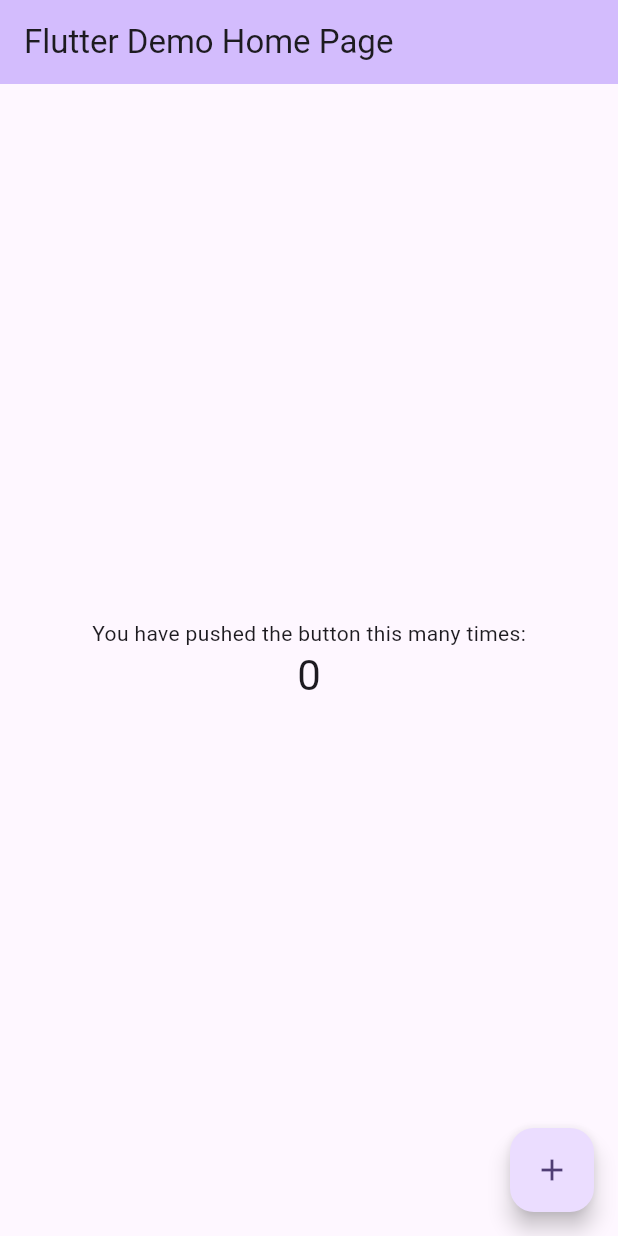
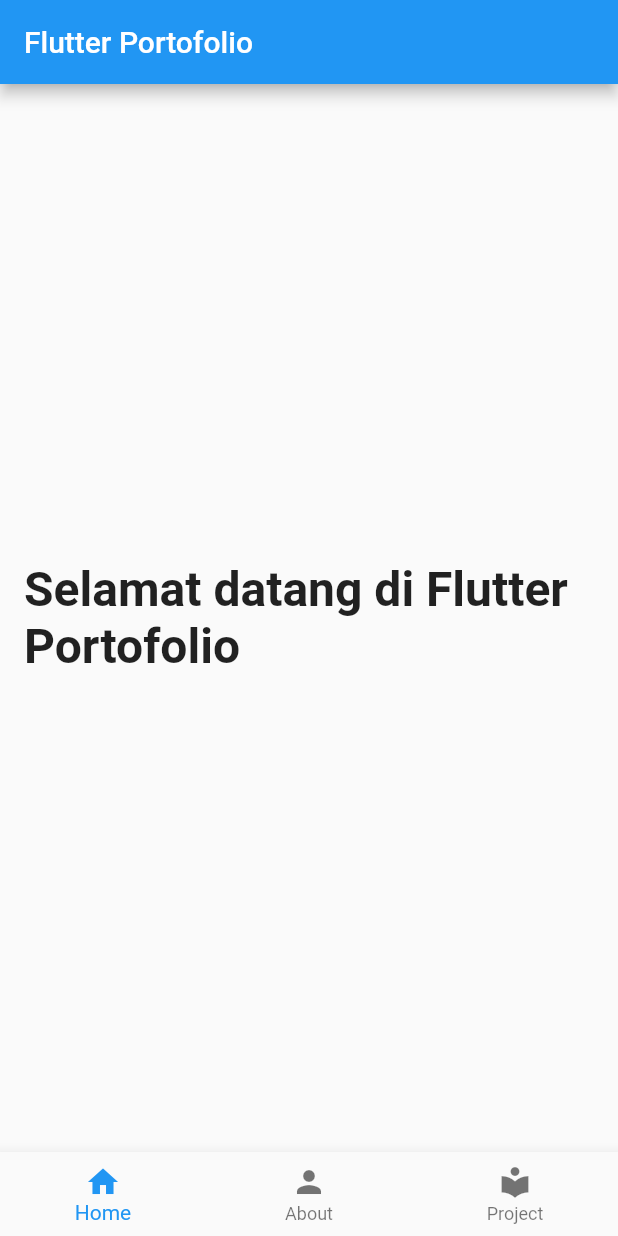
Before and after one commit to JohanJianta/flutter_portofolio, a Flutter app: the screen it shows after launch, on a phone screen of 412 x 824 dp. Run offline on Flutter 3.47's test engine with Material 2 defaults, Android fonts, the phone set to English and light mode, and no system bars.

Commit message:
tambah navbar & screen section

```diff
--- a/lib/main.dart
+++ b/lib/main.dart
@@ -1,4 +1,5 @@
 import 'package:flutter/material.dart';
+import 'package:flutter_portofolio/screens/main_screen.dart';
 
 void main() {
   runApp(const MyApp());
@@ -7,119 +8,15 @@ void main() {
 class MyApp extends StatelessWidget {
   const MyApp({super.key});
 
-  // This widget is the root of your application.
   @override
   Widget build(BuildContext context) {
     return MaterialApp(
-      title: 'Flutter Demo',
+      debugShowCheckedModeBanner: false, // hapus banner 'debug'
+      title: "Flutter Portofolio",
       theme: ThemeData(
-        // This is the theme of your application.
-        //
-        // TRY THIS: Try running your application with "flutter run". You'll see
-        // the application has a blue toolbar. Then, without quitting the app,
-        // try changing the seedColor in the colorScheme below to Colors.green
-        // and then invoke "hot reload" (save your changes or press the "hot
-        // reload" button in a Flutter-supported IDE, or press "r" if you used
-        // the command line to start the app).
-        //
-        // Notice that the counter didn't reset back to zero; the application
-        // state is not lost during the reload. To reset the state, use hot
-        // restart instead.
-        //
-        // This works for code too, not just values: Most code changes can be
-        // tested with just a hot reload.
-        colorScheme: ColorScheme.fromSeed(seedColor: Colors.deepPurple),
-        useMaterial3: true,
+        primarySwatch: Colors.blue,
       ),
-      home: const MyHomePage(title: 'Flutter Demo Home Page'),
+      home: const MainScreen(),
     );
   }
 }
-
-class MyHomePage extends StatefulWidget {
-  const MyHomePage({super.key, required this.title});
-
-  // This widget is the home page of your application. It is stateful, meaning
-  // that it has a State object (defined below) that contains fields that affect
-  // how it looks.
-
-  // This class is the configuration for the state. It holds the values (in this
-  // case the title) provided by the parent (in this case the App widget) and
-  // used by the build method of the State. Fields in a Widget subclass are
-  // always marked "final".
-
-  final String title;
-
-  @override
-  State<MyHomePage> createState() => _MyHomePageState();
-}
-
-class _MyHomePageState extends State<MyHomePage> {
-  int _counter = 0;
-
-  void _incrementCounter() {
-    setState(() {
-      // This call to setState tells the Flutter framework that something has
-      // changed in this State, which causes it to rerun the build method below
-      // so that the display can reflect the updated values. If we changed
-      // _counter without calling setState(), then the build method would not be
-      // called again, and so nothing would appear to happen.
-      _counter++;
-    });
-  }
-
-  @override
-  Widget build(BuildContext context) {
-    // This method is rerun every time setState is called, for instance as done
-    // by the _incrementCounter method above.
-    //
-    // The Flutter framework has been optimized to make rerunning build methods
-    // fast, so that you can just rebuild anything that needs updating rather
-    // than having to individually change instances of widgets.
-    return Scaffold(
-      appBar: AppBar(
-        // TRY THIS: Try changing the color here to a specific color (to
-        // Colors.amber, perhaps?) and trigger a hot reload to see the AppBar
-        // change color while the other colors stay the same.
-        backgroundColor: Theme.of(context).colorScheme.inversePrimary,
-        // Here we take the value from the MyHomePage object that was created by
-        // the App.build method, and use it to set our appbar title.
-        title: Text(widget.title),
-      ),
-      body: Center(
-        // Center is a layout widget. It takes a single child and positions it
-        // in the middle of the parent.
-        child: Column(
-          // Column is also a layout widget. It takes a list of children and
-          // arranges them vertically. By default, it sizes itself to fit its
-          // children horizontally, and tries to be as tall as its parent.
-          //
-          // Column has various properties to control how it sizes itself and
-          // how it positions its children. Here we use mainAxisAlignment to
-          // center the children vertically; the main axis here is the vertical
-          // axis because Columns are vertical (the cross axis would be
-          // horizontal).
-          //
-          // TRY THIS: Invoke "debug painting" (choose the "Toggle Debug Paint"
-          // action in the IDE, or press "p" in the console), to see the
-          // wireframe for each widget.
-          mainAxisAlignment: MainAxisAlignment.center,
-          children: <Widget>[
-            const Text(
-              'You have pushed the button this many times:',
-            ),
-            Text(
-              '$_counter',
-              style: Theme.of(context).textTheme.headlineMedium,
-            ),
-          ],
-        ),
-      ),
-      floatingActionButton: FloatingActionButton(
-        onPressed: _incrementCounter,
-        tooltip: 'Increment',
-        child: const Icon(Icons.add),
-      ), // This trailing comma makes auto-formatting nicer for build methods.
-    );
-  }
-}
--- /dev/null
+++ b/lib/screens/home_section.dart
@@ -0,0 +1,23 @@
+import 'package:flutter/material.dart';
+
+class HomeSection extends StatelessWidget {
+  const HomeSection({super.key});
+
+  @override
+  Widget build(BuildContext context) {
+    return const Padding(
+      padding: EdgeInsets.all(16),
+      child: Center(
+        child: Column(
+          mainAxisAlignment: MainAxisAlignment.center,
+          children: [
+            Text(
+              'Selamat datang di Flutter Portofolio',
+              style: TextStyle(fontSize: 32, fontWeight: FontWeight.bold),
+            ),
+          ],
+        ),
+      ),
+    );
+  }
+}
--- /dev/null
+++ b/lib/screens/main_screen.dart
@@ -0,0 +1,54 @@
+import 'package:animations/animations.dart';
+import 'package:flutter/material.dart';
+import 'package:flutter_portofolio/screens/about_section.dart';
+import 'package:flutter_portofolio/screens/home_section.dart';
+import 'package:flutter_portofolio/screens/project_section.dart';
+
+class MainScreen extends StatefulWidget {
+  const MainScreen({super.key});
+
+  @override
+  State<MainScreen> createState() => _MainScreenState();
+}
+
+class _MainScreenState extends State<MainScreen> {
+  final _screens = [
+    const HomeSection(),
+    const AboutSection(),
+    const ProjectSection(),
+  ];
+
+  int _currentIndex = 0;
+
+  @override
+  Widget build(BuildContext context) {
+    return Scaffold(
+      appBar: AppBar(title: const Text('Flutter Portofolio')),
+      body: PageTransitionSwitcher(
+        // set animasi untuk transisi antar-section
+        transitionBuilder: (Widget child, Animation<double> primaryAnimation,
+            Animation<double> secondaryAnimation) {
+          return SharedAxisTransition(
+            transitionType: SharedAxisTransitionType.horizontal,
+            animation: primaryAnimation,
+            secondaryAnimation: secondaryAnimation,
+            child: child,
+          );
+        },
+        child: _screens[_currentIndex],
+      ),
+      bottomNavigationBar: BottomNavigationBar(
+        currentIndex: _currentIndex,
+        items: const [
+          BottomNavigationBarItem(icon: Icon(Icons.home), label: "Home"),
+          BottomNavigationBarItem(icon: Icon(Icons.person), label: "About"),
+          BottomNavigationBarItem(
+              icon: Icon(Icons.local_library), label: "Project"),
+        ],
+        onTap: (newIndex) {
+          setState(() => _currentIndex = newIndex);
+        },
+      ),
+    );
+  }
+}
```
Also changed, not shown: lib/screens/about_section.dart (added, +76 -0 lines), lib/screens/project_section.dart (added, +30 -0 lines), lib/widgets/icon_label_button.dart (added, +41 -0 lines), lib/widgets/project_card.dart (added, +68 -0 lines), pubspec.yaml (+6 -7 lines), assets/images/foto 1x1.jpg (added), assets/images/foto 4x3.jpg (added), assets/images/foto 5x4.jpg (added), assets/images/foto.jpg (added), pubspec.lock, 6 other files.
